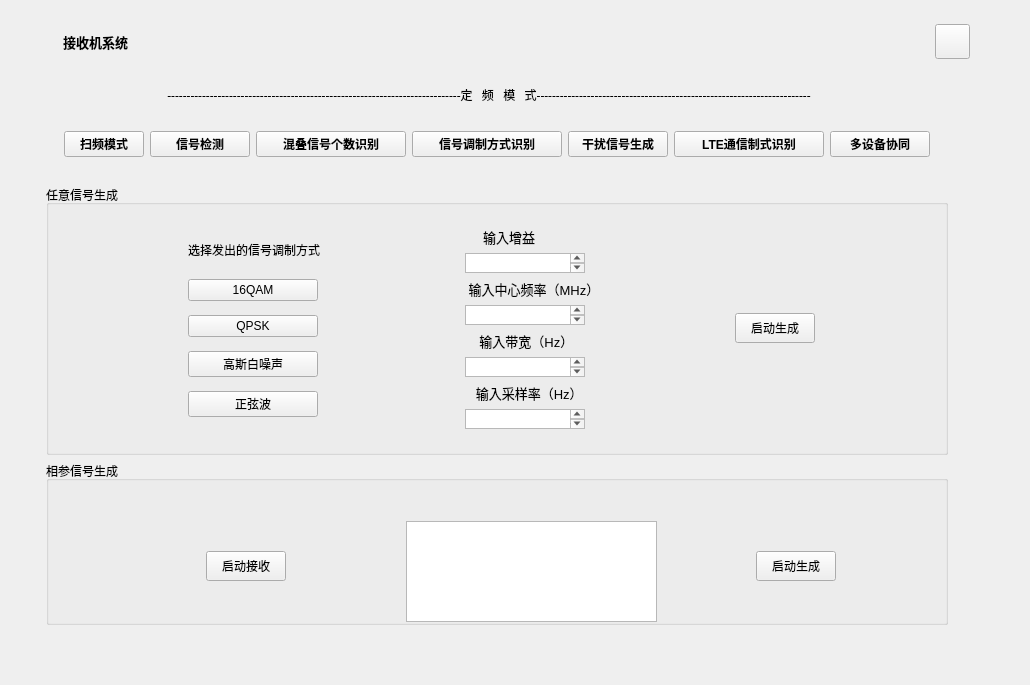
This is QtApplication1/widget.ui in Lawrence-cell/receiver_search_spectrum_project as Qt 5 draws it before an edit. The edited form follows.
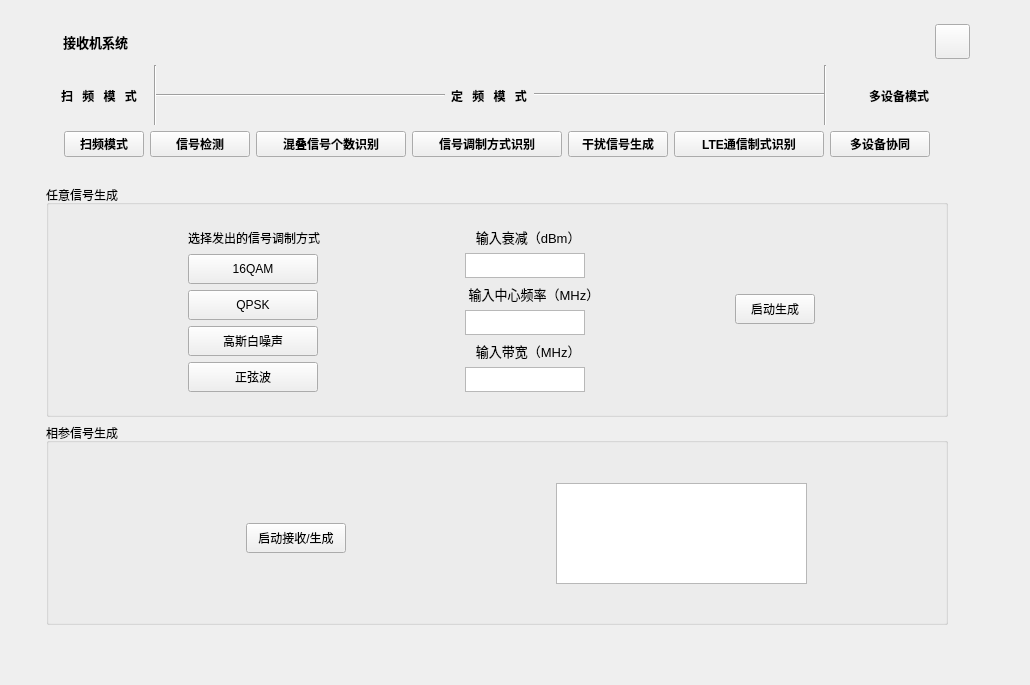
This is the edited form. The open tabs and pages were chosen to show the change. Icons and pictures are not drawn.

The edit to the form file:
```diff
--- a/QtApplication1/widget.ui
+++ b/QtApplication1/widget.ui
@@ -146,69 +146,179 @@
            <height>60</height>
           </size>
          </property>
-         <layout class="QHBoxLayout" name="horizontalLayout_34">
-          <item>
-           <spacer name="horizontalSpacer_8">
-            <property name="orientation">
-             <enum>Qt::Horizontal</enum>
-            </property>
-            <property name="sizeType">
-             <enum>QSizePolicy::Fixed</enum>
-            </property>
-            <property name="sizeHint" stdset="0">
-             <size>
-              <width>125</width>
-              <height>20</height>
-             </size>
-            </property>
-           </spacer>
-          </item>
-          <item>
-           <widget class="QLabel" name="label_6">
-            <property name="minimumSize">
-             <size>
-              <width>150</width>
-              <height>0</height>
-             </size>
-            </property>
-            <property name="font">
-             <font>
-              <family>Adobe Devanagari</family>
-              <weight>50</weight>
-              <bold>false</bold>
-             </font>
-            </property>
-            <property name="text">
-             <string>----------------------------------------------------------------------------定   频   模   式-----------------------------------------------------------------------</string>
-            </property>
-            <property name="alignment">
-             <set>Qt::AlignCenter</set>
-            </property>
-            <property name="wordWrap">
-             <bool>false</bool>
-            </property>
-            <property name="margin">
-             <number>2</number>
-            </property>
-           </widget>
-          </item>
-          <item>
-           <spacer name="horizontalSpacer_9">
-            <property name="orientation">
-             <enum>Qt::Horizontal</enum>
-            </property>
-            <property name="sizeType">
-             <enum>QSizePolicy::Fixed</enum>
-            </property>
-            <property name="sizeHint" stdset="0">
-             <size>
-              <width>141</width>
-              <height>20</height>
-             </size>
-            </property>
-           </spacer>
-          </item>
-         </layout>
+         <widget class="QLabel" name="label_15">
+          <property name="geometry">
+           <rect>
+            <x>0</x>
+            <y>21</y>
+            <width>150</width>
+            <height>20</height>
+           </rect>
+          </property>
+          <property name="minimumSize">
+           <size>
+            <width>150</width>
+            <height>0</height>
+           </size>
+          </property>
+          <property name="font">
+           <font>
+            <family>Adobe Devanagari</family>
+            <weight>75</weight>
+            <bold>true</bold>
+           </font>
+          </property>
+          <property name="text">
+           <string>扫   频   模   式</string>
+          </property>
+          <property name="alignment">
+           <set>Qt::AlignCenter</set>
+          </property>
+          <property name="wordWrap">
+           <bool>false</bool>
+          </property>
+          <property name="margin">
+           <number>2</number>
+          </property>
+         </widget>
+         <widget class="QLabel" name="label_58">
+          <property name="geometry">
+           <rect>
+            <x>800</x>
+            <y>21</y>
+            <width>150</width>
+            <height>20</height>
+           </rect>
+          </property>
+          <property name="minimumSize">
+           <size>
+            <width>150</width>
+            <height>0</height>
+           </size>
+          </property>
+          <property name="font">
+           <font>
+            <family>Adobe Devanagari</family>
+            <weight>75</weight>
+            <bold>true</bold>
+           </font>
+          </property>
+          <property name="text">
+           <string>多设备模式</string>
+          </property>
+          <property name="alignment">
+           <set>Qt::AlignCenter</set>
+          </property>
+          <property name="wordWrap">
+           <bool>false</bool>
+          </property>
+          <property name="margin">
+           <number>2</number>
+          </property>
+         </widget>
+         <widget class="Line" name="line">
+          <property name="geometry">
+           <rect>
+            <x>130</x>
+            <y>20</y>
+            <width>291</width>
+            <height>20</height>
+           </rect>
+          </property>
+          <property name="font">
+           <font>
+            <family>Adobe Devanagari</family>
+            <pointsize>34</pointsize>
+            <weight>75</weight>
+            <bold>true</bold>
+           </font>
+          </property>
+          <property name="orientation">
+           <enum>Qt::Horizontal</enum>
+          </property>
+         </widget>
+         <widget class="Line" name="line_2">
+          <property name="geometry">
+           <rect>
+            <x>510</x>
+            <y>19</y>
+            <width>291</width>
+            <height>20</height>
+           </rect>
+          </property>
+          <property name="font">
+           <font>
+            <family>Adobe Devanagari</family>
+            <pointsize>12</pointsize>
+            <weight>50</weight>
+            <bold>false</bold>
+           </font>
+          </property>
+          <property name="orientation">
+           <enum>Qt::Horizontal</enum>
+          </property>
+         </widget>
+         <widget class="QLabel" name="label_59">
+          <property name="geometry">
+           <rect>
+            <x>390</x>
+            <y>21</y>
+            <width>150</width>
+            <height>20</height>
+           </rect>
+          </property>
+          <property name="minimumSize">
+           <size>
+            <width>150</width>
+            <height>0</height>
+           </size>
+          </property>
+          <property name="font">
+           <font>
+            <family>Adobe Devanagari</family>
+            <weight>75</weight>
+            <bold>true</bold>
+           </font>
+          </property>
+          <property name="text">
+           <string>定   频   模   式</string>
+          </property>
+          <property name="alignment">
+           <set>Qt::AlignCenter</set>
+          </property>
+          <property name="wordWrap">
+           <bool>false</bool>
+          </property>
+          <property name="margin">
+           <number>2</number>
+          </property>
+         </widget>
+         <widget class="Line" name="line_3">
+          <property name="geometry">
+           <rect>
+            <x>130</x>
+            <y>0</y>
+            <width>3</width>
+            <height>61</height>
+           </rect>
+          </property>
+          <property name="orientation">
+           <enum>Qt::Vertical</enum>
+          </property>
+         </widget>
+         <widget class="Line" name="line_4">
+          <property name="geometry">
+           <rect>
+            <x>800</x>
+            <y>0</y>
+            <width>3</width>
+            <height>61</height>
+           </rect>
+          </property>
+          <property name="orientation">
+           <enum>Qt::Vertical</enum>
+          </property>
+         </widget>
         </widget>
        </item>
        <item>
@@ -1072,6 +1182,12 @@
                     </item>
                     <item>
                      <widget class="QPushButton" name="pushButton_5">
+                      <property name="minimumSize">
+                       <size>
+                        <width>0</width>
+                        <height>30</height>
+                       </size>
+                      </property>
                       <property name="maximumSize">
                        <size>
                         <width>130</width>
@@ -1085,6 +1201,12 @@
                     </item>
                     <item>
                      <widget class="QPushButton" name="pushButton_4">
+                      <property name="minimumSize">
+                       <size>
+                        <width>0</width>
+                        <height>30</height>
+                       </size>
+                      </property>
                       <property name="maximumSize">
                        <size>
                         <width>130</width>
@@ -1098,6 +1220,12 @@
                     </item>
                     <item>
                      <widget class="QPushButton" name="pushButton_3">
+                      <property name="minimumSize">
+                       <size>
+                        <width>0</width>
+                        <height>30</height>
+                       </size>
+                      </property>
                       <property name="maximumSize">
                        <size>
                         <width>130</width>
@@ -1111,6 +1239,12 @@
                     </item>
                     <item>
                      <widget class="QPushButton" name="pushButton_2">
+                      <property name="minimumSize">
+                       <size>
+                        <width>0</width>
+                        <height>30</height>
+                       </size>
+                      </property>
                       <property name="maximumSize">
                        <size>
                         <width>130</width>
@@ -1164,7 +1298,7 @@
                        </size>
                       </property>
                       <property name="text">
-                       <string>     输入增益</string>
+                       <string>   输入衰减（dBm）</string>
                       </property>
                       <property name="alignment">
                        <set>Qt::AlignLeading|Qt::AlignLeft|Qt::AlignVCenter</set>
@@ -1219,38 +1353,6 @@
                       </property>
                      </widget>
                     </item>
-                    <item>
-                     <widget class="QLabel" name="label_15">
-                      <property name="maximumSize">
-                       <size>
-                        <width>16777215</width>
-                        <height>25</height>
-                       </size>
-                      </property>
-                      <property name="text">
-                       <string>    输入带宽（Hz）</string>
-                      </property>
-                      <property name="alignment">
-                       <set>Qt::AlignLeading|Qt::AlignLeft|Qt::AlignVCenter</set>
-                      </property>
-                     </widget>
-                    </item>
-                    <item>
-                     <widget class="QTextEdit" name="textEdit_2">
-                      <property name="sizePolicy">
-                       <sizepolicy hsizetype="Maximum" vsizetype="Maximum">
-                        <horstretch>0</horstretch>
-                        <verstretch>0</verstretch>
-                       </sizepolicy>
-                      </property>
-                      <property name="maximumSize">
-                       <size>
-                        <width>120</width>
-                        <height>25</height>
-                       </size>
-                      </property>
-                     </widget>
-                    </item>
                     <item>
                      <widget class="QLabel" name="label_14">
                       <property name="maximumSize">
@@ -1260,7 +1362,7 @@
                        </size>
                       </property>
                       <property name="text">
-                       <string>   输入采样率（Hz）</string>
+                       <string>   输入带宽（MHz）</string>
                       </property>
                       <property name="alignment">
                        <set>Qt::AlignLeading|Qt::AlignLeft|Qt::AlignVCenter</set>
@@ -1342,9 +1444,9 @@
                 <widget class="QPushButton" name="pushButton_9">
                  <property name="geometry">
                   <rect>
-                   <x>160</x>
-                   <y>90</y>
-                   <width>80</width>
+                   <x>200</x>
+                   <y>100</y>
+                   <width>100</width>
                    <height>30</height>
                   </rect>
                  </property>
@@ -1361,13 +1463,13 @@
                   </size>
                  </property>
                  <property name="text">
-                  <string>启动接收</string>
+                  <string>启动接收/生成</string>
                  </property>
                 </widget>
                 <widget class="QTextBrowser" name="textBrowser_4">
                  <property name="geometry">
                   <rect>
-                   <x>360</x>
+                   <x>510</x>
                    <y>60</y>
                    <width>251</width>
                    <height>101</height>
@@ -1386,31 +1488,6 @@
                   </size>
                  </property>
                 </widget>
-                <widget class="QPushButton" name="pushButton_10">
-                 <property name="geometry">
-                  <rect>
-                   <x>710</x>
-                   <y>90</y>
-                   <width>80</width>
-                   <height>30</height>
-                  </rect>
-                 </property>
-                 <property name="minimumSize">
-                  <size>
-                   <width>30</width>
-                   <height>30</height>
-                  </size>
-                 </property>
-                 <property name="maximumSize">
-                  <size>
-                   <width>100</width>
-                   <height>16777215</height>
-                  </size>
-                 </property>
-                 <property name="text">
-                  <string>启动生成</string>
-                 </property>
-                </widget>
                </widget>
               </item>
              </layout>
```
Left out of the diff: 87 changed lines with no effect on the pictures.
